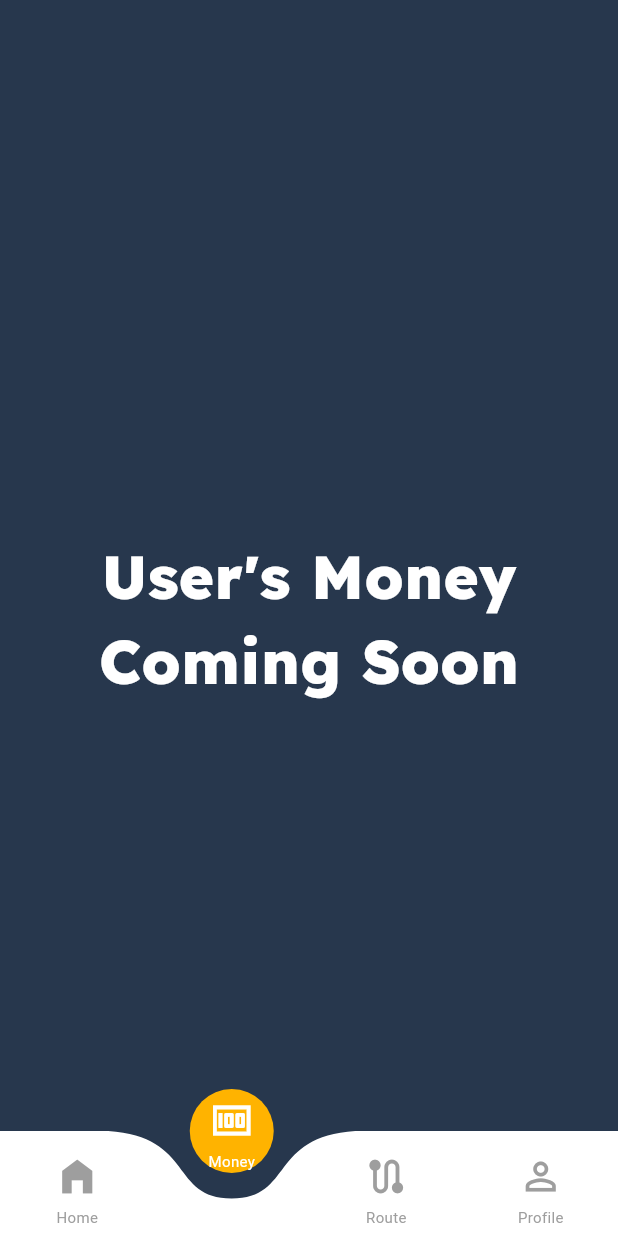
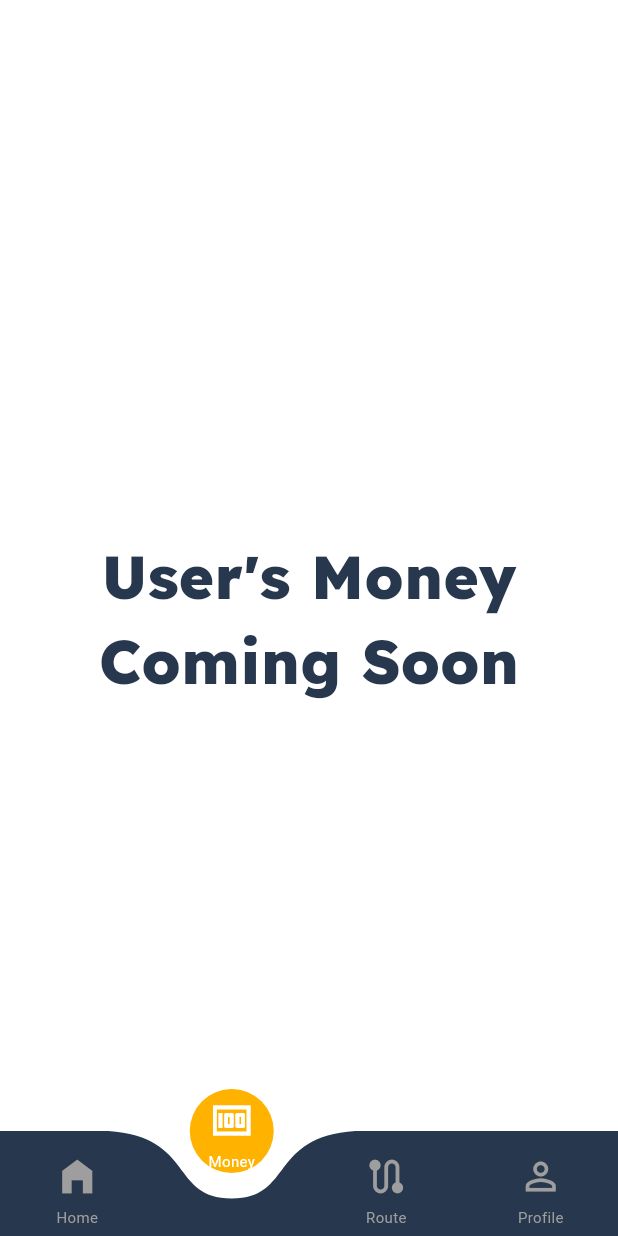
Before and after one commit to wafiyanwarul/angkutkita, a Flutter app: the UserMenuPage screen opened directly, item 2 of the bottom bar chosen, on a phone screen of 412 x 824 dp. Run offline on Flutter 3.47's test engine with Material 3 defaults, Android fonts, the phone set to English and light mode, and no system bars; drawn by our look-alikes of curved_navigation_bar; our stand-ins replace cloud_firestore, firebase_auth, firebase_core, fluttertoast, get, google_maps_flutter and 3 more; missing offline and left inert: firebase_core_platform_interface; accounts and stored records are empty.

Commit message:
fix some widget

```diff
--- a/lib/pages/users/user_menu_page.dart
+++ b/lib/pages/users/user_menu_page.dart
@@ -39,7 +39,7 @@ class _UserMenuPageState extends State<UserMenuPage> {
           _buildNavItem(Icons.route_rounded, 'Route', 2),
           _buildNavItem(Icons.perm_identity, 'Profile', 3),
         ],
-        color: Colors.white,
+        color: bgColor,
         buttonBackgroundColor: Colors.amber[600],
         backgroundColor: Colors.transparent,
         animationCurve: Curves.easeInOut,
--- a/lib/pages/users/user_money_page.dart
+++ b/lib/pages/users/user_money_page.dart
@@ -12,7 +12,7 @@ class _UserMoneyPageState extends State<UserMoneyPage> {
   @override
   Widget build(BuildContext context) {
     return Scaffold(
-      backgroundColor: bgColor,
+      backgroundColor: Colors.white,
       body: Column(
         mainAxisAlignment: MainAxisAlignment.center,
         children: [
@@ -25,7 +25,7 @@ class _UserMoneyPageState extends State<UserMoneyPage> {
                   fontFamily: 'LexendDeca',
                   fontWeight: FontWeight.w800,
                   fontSize: 40,
-                  color: Colors.white,
+                  color: bgColor,
                 ),
               )
             ],
@@ -39,7 +39,7 @@ class _UserMoneyPageState extends State<UserMoneyPage> {
                   fontFamily: 'LexendDeca',
                   fontWeight: FontWeight.w800,
                   fontSize: 40,
-                  color: Colors.white,
+                  color: bgColor,
                 ),
               )
             ],
--- a/lib/pages/users/user_profile_page.dart
+++ b/lib/pages/users/user_profile_page.dart
@@ -37,7 +37,7 @@ class _UserProfilePageState extends State<UserProfilePage> {
             children: [
               Container(
                 color: Colors.white,
-                padding: EdgeInsets.symmetric(vertical: 40),
+                padding: EdgeInsets.only(top: 40, bottom: 120),
                 child: Column(
                   mainAxisAlignment: MainAxisAlignment.center,
                   crossAxisAlignment: CrossAxisAlignment.center,
@@ -72,7 +72,7 @@ class _UserProfilePageState extends State<UserProfilePage> {
                         'Nama', 'Wafiy Anwarul Hikam', _namaController),
                     buildTextFieldRow('Email', 'wafiyanwarulhikam12@gmail.com',
                         _emailController),
-                    buildTextFieldRow('Mobile Number', '+62 895-0399-2656',
+                    buildTextFieldRow('Mobile Number', '+62 881-2288-3344-',
                         _mobileController),
                     SizedBox(
                       height: 20,
--- a/lib/pages/users/user_route_page.dart
+++ b/lib/pages/users/user_route_page.dart
@@ -12,7 +12,7 @@ class _UserRoutePageState extends State<UserRoutePage> {
   @override
   Widget build(BuildContext context) {
     return Scaffold(
-      backgroundColor: bgColor,
+      backgroundColor: Colors.white,
       body: Column(
         mainAxisAlignment: MainAxisAlignment.center,
         children: [
@@ -25,7 +25,7 @@ class _UserRoutePageState extends State<UserRoutePage> {
                   fontFamily: 'LexendDeca',
                   fontWeight: FontWeight.w800,
                   fontSize: 40,
-                  color: Colors.white,
+                  color: bgColor,
                 ),
               )
             ],
@@ -39,7 +39,7 @@ class _UserRoutePageState extends State<UserRoutePage> {
                   fontFamily: 'LexendDeca',
                   fontWeight: FontWeight.w800,
                   fontSize: 40,
-                  color: Colors.white,
+                  color: bgColor,
                 ),
               )
             ],
```
